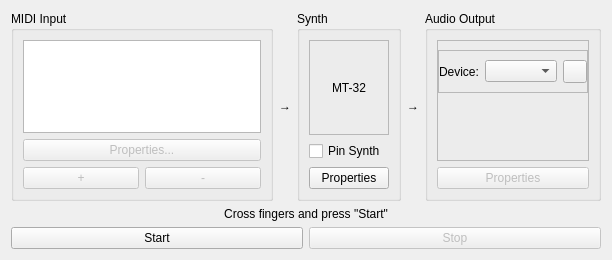
Above: mt32emu_qt/src/SynthWidget.ui from Stino/munt before the change. Below: the same form after it.
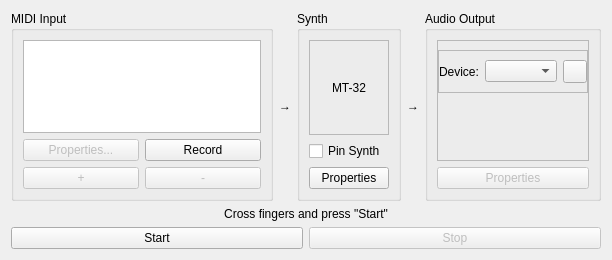
That is the form after the change. Icons and pictures are not drawn.

Commit message: - Added MIDI capture function

What changed in the file:
```diff
--- a/mt32emu_qt/src/SynthWidget.ui
+++ b/mt32emu_qt/src/SynthWidget.ui
@@ -26,6 +26,8 @@
          <widget class="QListWidget" name="midiList"/>
         </item>
         <item>
+         <layout class="QHBoxLayout" name="horizontalLayout_8">
+          <item>
          <widget class="QPushButton" name="midiProperties">
           <property name="enabled">
            <bool>false</bool>
@@ -36,6 +38,15 @@
          </widget>
         </item>
         <item>
+           <widget class="QPushButton" name="midiRecord">
+            <property name="text">
+             <string>Record</string>
+            </property>
+           </widget>
+          </item>
+         </layout>
+        </item>
+        <item>
          <layout class="QHBoxLayout" name="horizontalLayout_3">
           <item>
            <widget class="QPushButton" name="midiAdd">
```
Left out of the diff: 1 changed line with no effect on the pictures. Lines whose indentation alone changed are shown as unchanged. The commit also changes 7 other files.
